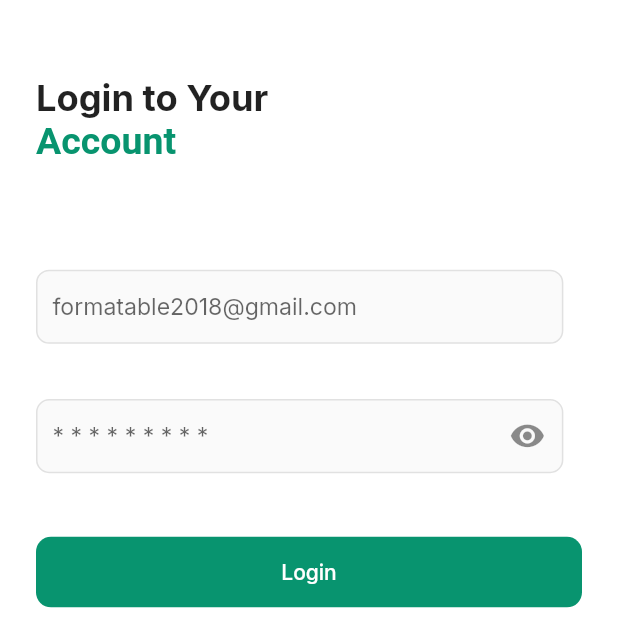
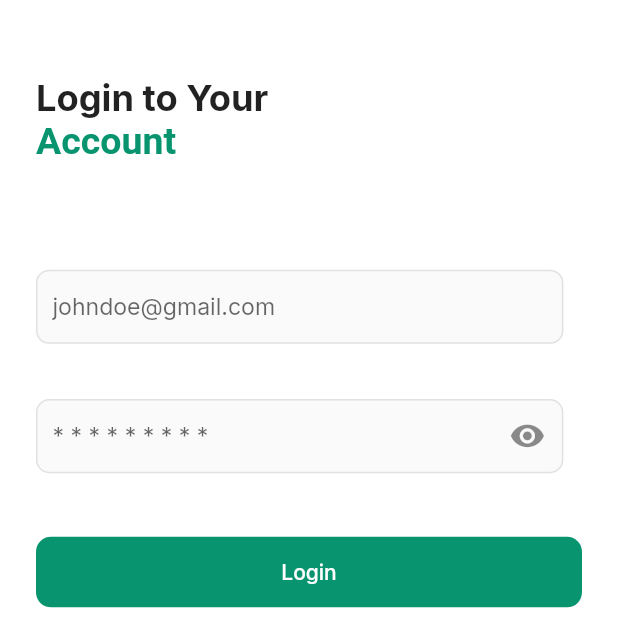
Before and after one commit to this-kin/AuthEase-Light-And-Dark-Theme, a Flutter app: the screen it shows after launch, on a phone screen of 412 x 824 dp, the top half of it. Run offline on Flutter 3.47's test engine with Material 2 defaults, Android fonts, the phone set to English and light mode, and no system bars; our stand-ins replace flutter_hooks, flutter_riverpod, flutter_screenutil, flutter_svg, freezed_annotation, google_fonts and 2 more.

```diff
--- a/lib/main.dart
+++ b/lib/main.dart
@@ -5,6 +5,7 @@ import 'package:qoute_app/core/routes/app_router.dart';
 import 'package:qoute_app/core/routes/route_generator.dart';
 import 'package:qoute_app/core/theme/custom_theme.dart';
 import 'package:qoute_app/data/providers/theme_provider.dart';
+import 'package:qoute_app/route_selector.dart';
 
 void main() {
   WidgetsFlutterBinding.ensureInitialized();
@@ -26,6 +27,7 @@ class MyApp extends ConsumerWidget {
           themeMode: ref.watch(themeChangeProvider).themeMode,
           theme: CustomTheme.lightTheme(context),
           darkTheme: CustomTheme.darkTheme(context),
+          home: const RouteSelector(),
         );
       },
     );
--- a/lib/modules/login.dart
+++ b/lib/modules/login.dart
@@ -19,12 +19,9 @@ class Login extends HookConsumerWidget {
     final formKey = useMemoized(() => GlobalKey<FormState>());
     final emailController = useTextEditingController();
     final passwordController = TextEditingController();
-
     ref.listen<AuthState>(authProvider, (prev, next) {
       next.maybeWhen(
         authenticated: (_) {
-          // clear all exisiting controller
-          // and go to root route
           emailController.clear();
           passwordController.clear();
           RouteGenerator.popUntilRoot();
@@ -57,7 +54,7 @@ class Login extends HookConsumerWidget {
                     ),
                     SizedBox(height: 70.h),
                     CustomTextField(
-                      hintText: 'formatable2018@gmail.com',
+                      hintText: 'johndoe@gmail.com',
                       keyboardType: TextInputType.emailAddress,
                       textInputAction: TextInputAction.next,
                       validator: CustomValidator.emailValidator,
--- a/lib/modules/phone_verification.dart
+++ b/lib/modules/phone_verification.dart
@@ -4,7 +4,6 @@ import 'package:flutter_screenutil/flutter_screenutil.dart';
 import 'package:hooks_riverpod/hooks_riverpod.dart';
 import 'package:pinput/pinput.dart';
 import 'package:qoute_app/core/extensions/widget_extension.dart';
-import 'package:qoute_app/core/routes/app_router.dart';
 import 'package:qoute_app/core/routes/route_generator.dart';
 import 'package:qoute_app/data/providers/auth_provider.dart';
 import 'package:qoute_app/data/states/auth_state.dart';
```
Also changed, not shown: lib/data/notifiers/auth_notifiers.dart (+4 -3 lines), lib/modules/register.dart (+14 -14 lines), 3 other files.
